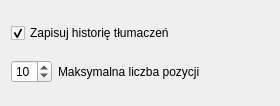
Before: the Qt Designer form historyForm.ui in travnick/ydpd, drawn with Qt 5.
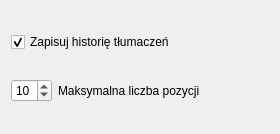
After: the same form once the commit is applied.

The edit to the form file:
```diff
--- a/historyForm.ui
+++ b/historyForm.ui
@@ -7,15 +7,13 @@
     <x>0</x>
     <y>0</y>
     <width>280</width>
-    <height>106</height>
+    <height>134</height>
    </rect>
   </property>
   <property name="windowTitle">
    <string>Form</string>
   </property>
-  <layout class="QGridLayout" name="gridLayout">
-   <item row="0" column="0">
-    <layout class="QVBoxLayout" name="verticalLayout">
+  <layout class="QVBoxLayout" name="verticalLayout" stretch="0,0,0,0,0">
      <item>
       <spacer name="topVerticalSpacer">
        <property name="orientation">
@@ -24,7 +22,7 @@
        <property name="sizeHint" stdset="0">
         <size>
          <width>20</width>
-         <height>10</height>
+       <height>40</height>
         </size>
        </property>
       </spacer>
@@ -50,21 +48,15 @@
        <property name="sizeHint" stdset="0">
         <size>
          <width>20</width>
-         <height>10</height>
+       <height>40</height>
         </size>
        </property>
       </spacer>
      </item>
      <item>
-      <layout class="QHBoxLayout" name="horizontalLayout">
+    <layout class="QHBoxLayout" name="horizontalLayout" stretch="0,1">
        <item>
         <widget class="QSpinBox" name="noOfItemsSpinBox">
-         <property name="frame">
-          <bool>true</bool>
-         </property>
-         <property name="prefix">
-          <string/>
-         </property>
          <property name="minimum">
           <number>5</number>
          </property>
@@ -86,19 +78,6 @@
          </property>
         </widget>
        </item>
-       <item>
-        <spacer name="horizontalSpacer">
-         <property name="orientation">
-          <enum>Qt::Horizontal</enum>
-         </property>
-         <property name="sizeHint" stdset="0">
-          <size>
-           <width>40</width>
-           <height>20</height>
-          </size>
-         </property>
-        </spacer>
-       </item>
       </layout>
      </item>
      <item>
@@ -109,12 +88,10 @@
        <property name="sizeHint" stdset="0">
         <size>
          <width>20</width>
-         <height>10</height>
+       <height>40</height>
         </size>
        </property>
       </spacer>
-     </item>
-    </layout>
    </item>
   </layout>
  </widget>
```
Left out of the diff: 12 changed lines with no effect on the pictures. Lines whose indentation alone changed are shown as unchanged.
